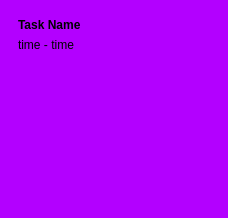
Above: calendarTaskBucket.ui from ZiggyOliver/TaskBucket before the change. Below: the same form after it.
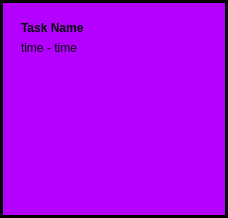
That is the form after the change.

What changed in the file:
```diff
--- a/calendarTaskBucket.ui
+++ b/calendarTaskBucket.ui
@@ -22,63 +22,63 @@
      <colorrole role="WindowText">
       <brush brushstyle="SolidPattern">
        <color alpha="255">
-        <red>0</red>
-        <green>0</green>
-        <blue>0</blue>
+        <red>255</red>
+        <green>255</green>
+        <blue>255</blue>
        </color>
       </brush>
      </colorrole>
      <colorrole role="Button">
       <brush brushstyle="SolidPattern">
        <color alpha="255">
-        <red>179</red>
+        <red>0</red>
         <green>0</green>
-        <blue>255</blue>
+        <blue>0</blue>
        </color>
       </brush>
      </colorrole>
      <colorrole role="Light">
       <brush brushstyle="SolidPattern">
        <color alpha="255">
-        <red>217</red>
-        <green>127</green>
-        <blue>255</blue>
+        <red>0</red>
+        <green>0</green>
+        <blue>0</blue>
        </color>
       </brush>
      </colorrole>
      <colorrole role="Midlight">
       <brush brushstyle="SolidPattern">
        <color alpha="255">
-        <red>198</red>
-        <green>63</green>
-        <blue>255</blue>
+        <red>0</red>
+        <green>0</green>
+        <blue>0</blue>
        </color>
       </brush>
      </colorrole>
      <colorrole role="Dark">
       <brush brushstyle="SolidPattern">
        <color alpha="255">
-        <red>90</red>
+        <red>0</red>
         <green>0</green>
-        <blue>127</blue>
+        <blue>0</blue>
        </color>
       </brush>
      </colorrole>
      <colorrole role="Mid">
       <brush brushstyle="SolidPattern">
        <color alpha="255">
-        <red>119</red>
+        <red>0</red>
         <green>0</green>
-        <blue>170</blue>
+        <blue>0</blue>
        </color>
       </brush>
      </colorrole>
      <colorrole role="Text">
       <brush brushstyle="SolidPattern">
        <color alpha="255">
-        <red>0</red>
-        <green>0</green>
-        <blue>0</blue>
+        <red>255</red>
+        <green>255</green>
+        <blue>255</blue>
        </color>
       </brush>
      </colorrole>
@@ -94,27 +94,27 @@
      <colorrole role="ButtonText">
       <brush brushstyle="SolidPattern">
        <color alpha="255">
-        <red>0</red>
-        <green>0</green>
-        <blue>0</blue>
+        <red>255</red>
+        <green>255</green>
+        <blue>255</blue>
        </color>
       </brush>
      </colorrole>
      <colorrole role="Base">
       <brush brushstyle="SolidPattern">
        <color alpha="255">
-        <red>255</red>
-        <green>255</green>
-        <blue>255</blue>
+        <red>0</red>
+        <green>0</green>
+        <blue>0</blue>
        </color>
       </brush>
      </colorrole>
      <colorrole role="Window">
       <brush brushstyle="SolidPattern">
        <color alpha="255">
-        <red>179</red>
+        <red>0</red>
         <green>0</green>
-        <blue>255</blue>
+        <blue>0</blue>
        </color>
       </brush>
      </colorrole>
@@ -130,9 +130,9 @@
      <colorrole role="AlternateBase">
       <brush brushstyle="SolidPattern">
        <color alpha="255">
-        <red>217</red>
-        <green>127</green>
-        <blue>255</blue>
+        <red>0</red>
+        <green>0</green>
+        <blue>0</blue>
        </color>
       </brush>
      </colorrole>
@@ -157,18 +157,18 @@
      <colorrole role="PlaceholderText">
       <brush brushstyle="SolidPattern">
        <color alpha="127">
-        <red>0</red>
-        <green>0</green>
-        <blue>0</blue>
+        <red>255</red>
+        <green>255</green>
+        <blue>255</blue>
        </color>
       </brush>
      </colorrole>
      <colorrole role="Accent">
       <brush brushstyle="SolidPattern">
        <color alpha="255">
-        <red>255</red>
-        <green>255</green>
-        <blue>255</blue>
+        <red>0</red>
+        <green>0</green>
+        <blue>0</blue>
        </color>
       </brush>
      </colorrole>
@@ -177,63 +177,63 @@
      <colorrole role="WindowText">
       <brush brushstyle="SolidPattern">
        <color alpha="255">
-        <red>0</red>
-        <green>0</green>
-        <blue>0</blue>
+        <red>255</red>
+        <green>255</green>
+        <blue>255</blue>
        </color>
       </brush>
      </colorrole>
      <colorrole role="Button">
       <brush brushstyle="SolidPattern">
        <color alpha="255">
-        <red>179</red>
+        <red>0</red>
         <green>0</green>
-        <blue>255</blue>
+        <blue>0</blue>
        </color>
       </brush>
      </colorrole>
      <colorrole role="Light">
       <brush brushstyle="SolidPattern">
        <color alpha="255">
-        <red>217</red>
-        <green>127</green>
-        <blue>255</blue>
+        <red>0</red>
+        <green>0</green>
+        <blue>0</blue>
        </color>
       </brush>
      </colorrole>
      <colorrole role="Midlight">
       <brush brushstyle="SolidPattern">
        <color alpha="255">
-        <red>198</red>
-        <green>63</green>
-        <blue>255</blue>
+        <red>0</red>
+        <green>0</green>
+        <blue>0</blue>
        </color>
       </brush>
      </colorrole>
      <colorrole role="Dark">
       <brush brushstyle="SolidPattern">
        <color alpha="255">
-        <red>90</red>
+        <red>0</red>
         <green>0</green>
-        <blue>127</blue>
+        <blue>0</blue>
        </color>
       </brush>
      </colorrole>
      <colorrole role="Mid">
       <brush brushstyle="SolidPattern">
        <color alpha="255">
-        <red>119</red>
+        <red>0</red>
         <green>0</green>
-        <blue>170</blue>
+        <blue>0</blue>
        </color>
       </brush>
      </colorrole>
      <colorrole role="Text">
       <brush brushstyle="SolidPattern">
        <color alpha="255">
-        <red>0</red>
-        <green>0</green>
-        <blue>0</blue>
+        <red>255</red>
+        <green>255</green>
+        <blue>255</blue>
        </color>
       </brush>
      </colorrole>
@@ -249,27 +249,27 @@
      <colorrole role="ButtonText">
       <brush brushstyle="SolidPattern">
        <color alpha="255">
-        <red>0</red>
-        <green>0</green>
-        <blue>0</blue>
+        <red>255</red>
+        <green>255</green>
+        <blue>255</blue>
        </color>
       </brush>
      </colorrole>
      <colorrole role="Base">
       <brush brushstyle="SolidPattern">
        <color alpha="255">
-        <red>255</red>
-        <green>255</green>
-        <blue>255</blue>
+        <red>0</red>
+        <green>0</green>
+        <blue>0</blue>
        </color>
       </brush>
      </colorrole>
      <colorrole role="Window">
       <brush brushstyle="SolidPattern">
        <color alpha="255">
-        <red>179</red>
+        <red>0</red>
         <green>0</green>
-        <blue>255</blue>
+        <blue>0</blue>
        </color>
       </brush>
      </colorrole>
@@ -285,9 +285,9 @@
      <colorrole role="AlternateBase">
       <brush brushstyle="SolidPattern">
        <color alpha="255">
-        <red>217</red>
-        <green>127</green>
-        <blue>255</blue>
+        <red>0</red>
+        <green>0</green>
+        <blue>0</blue>
        </color>
       </brush>
      </colorrole>
@@ -312,18 +312,18 @@
      <colorrole role="PlaceholderText">
       <brush brushstyle="SolidPattern">
        <color alpha="127">
-        <red>0</red>
-        <green>0</green>
-        <blue>0</blue>
+        <red>255</red>
+        <green>255</green>
+        <blue>255</blue>
        </color>
       </brush>
      </colorrole>
      <colorrole role="Accent">
       <brush brushstyle="SolidPattern">
        <color alpha="255">
-        <red>255</red>
-        <green>255</green>
-        <blue>255</blue>
+        <red>0</red>
+        <green>0</green>
+        <blue>0</blue>
        </color>
       </brush>
      </colorrole>
@@ -332,63 +332,63 @@
      <colorrole role="WindowText">
       <brush brushstyle="SolidPattern">
        <color alpha="255">
-        <red>90</red>
+        <red>0</red>
         <green>0</green>
-        <blue>127</blue>
+        <blue>0</blue>
        </color>
       </brush>
      </colorrole>
      <colorrole role="Button">
       <brush brushstyle="SolidPattern">
        <color alpha="255">
-        <red>179</red>
+        <red>0</red>
         <green>0</green>
-        <blue>255</blue>
+        <blue>0</blue>
        </color>
       </brush>
      </colorrole>
      <colorrole role="Light">
       <brush brushstyle="SolidPattern">
        <color alpha="255">
-        <red>217</red>
-        <green>127</green>
-        <blue>255</blue>
+        <red>0</red>
+        <green>0</green>
+        <blue>0</blue>
        </color>
       </brush>
      </colorrole>
      <colorrole role="Midlight">
       <brush brushstyle="SolidPattern">
        <color alpha="255">
-        <red>198</red>
-        <green>63</green>
-        <blue>255</blue>
+        <red>0</red>
+        <green>0</green>
+        <blue>0</blue>
        </color>
       </brush>
      </colorrole>
      <colorrole role="Dark">
       <brush brushstyle="SolidPattern">
        <color alpha="255">
-        <red>90</red>
+        <red>0</red>
         <green>0</green>
-        <blue>127</blue>
+        <blue>0</blue>
        </color>
       </brush>
      </colorrole>
      <colorrole role="Mid">
       <brush brushstyle="SolidPattern">
        <color alpha="255">
-        <red>119</red>
+        <red>0</red>
         <green>0</green>
-        <blue>170</blue>
+        <blue>0</blue>
        </color>
       </brush>
      </colorrole>
      <colorrole role="Text">
       <brush brushstyle="SolidPattern">
        <color alpha="255">
-        <red>90</red>
+        <red>0</red>
         <green>0</green>
-        <blue>127</blue>
+        <blue>0</blue>
        </color>
       </brush>
      </colorrole>
@@ -404,27 +404,27 @@
      <colorrole role="ButtonText">
       <brush brushstyle="SolidPattern">
        <color alpha="255">
-        <red>90</red>
+        <red>0</red>
         <green>0</green>
-        <blue>127</blue>
+        <blue>0</blue>
        </color>
       </brush>
      </colorrole>
      <colorrole role="Base">
       <brush brushstyle="SolidPattern">
        <color alpha="255">
-        <red>179</red>
+        <red>0</red>
         <green>0</green>
-        <blue>255</blue>
+        <blue>0</blue>
        </color>
       </brush>
      </colorrole>
      <colorrole role="Window">
       <brush brushstyle="SolidPattern">
        <color alpha="255">
-        <red>179</red>
+        <red>0</red>
         <green>0</green>
-        <blue>255</blue>
+        <blue>0</blue>
        </color>
       </brush>
      </colorrole>
@@ -440,9 +440,9 @@
      <colorrole role="AlternateBase">
       <brush brushstyle="SolidPattern">
        <color alpha="255">
-        <red>179</red>
+        <red>0</red>
         <green>0</green>
-        <blue>255</blue>
+        <blue>0</blue>
        </color>
       </brush>
      </colorrole>
@@ -467,18 +467,18 @@
      <colorrole role="PlaceholderText">
       <brush brushstyle="SolidPattern">
        <color alpha="127">
-        <red>90</red>
+        <red>0</red>
         <green>0</green>
-        <blue>127</blue>
+        <blue>0</blue>
        </color>
       </brush>
      </colorrole>
      <colorrole role="Accent">
       <brush brushstyle="SolidPattern">
        <color alpha="255">
-        <red>202</red>
-        <green>76</green>
-        <blue>255</blue>
+        <red>0</red>
+        <green>0</green>
+        <blue>0</blue>
        </color>
       </brush>
      </colorrole>
@@ -496,19 +496,22 @@
     <number>0</number>
    </property>
    <property name="leftMargin">
-    <number>0</number>
+    <number>3</number>
    </property>
    <property name="topMargin">
-    <number>0</number>
+    <number>3</number>
    </property>
    <property name="rightMargin">
-    <number>0</number>
+    <number>3</number>
    </property>
    <property name="bottomMargin">
-    <number>0</number>
+    <number>3</number>
    </property>
    <item>
     <widget class="QWidget" name="centralwidget" native="true">
+     <property name="autoFillBackground">
+      <bool>true</bool>
+     </property>
      <layout class="QVBoxLayout" name="verticalLayout_2">
       <property name="spacing">
        <number>0</number>
```
